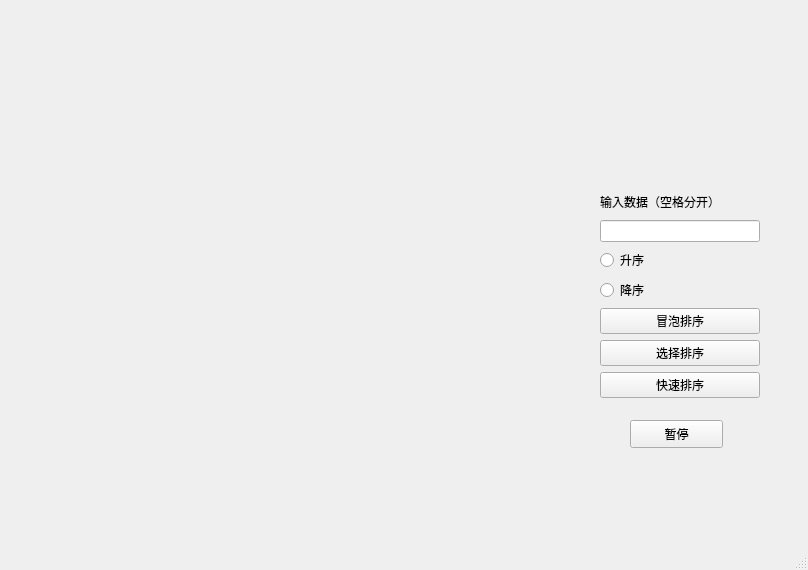
Skylength/visualsortQAQ, file mainwindow.ui: the form before one commit.
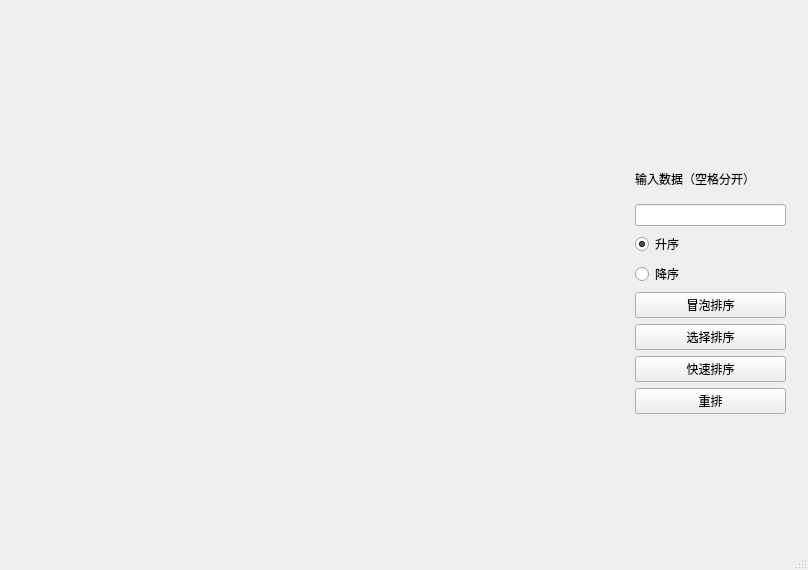
The form after the commit.

Patch:
```diff
--- a/mainwindow.ui
+++ b/mainwindow.ui
@@ -17,17 +17,15 @@
    <widget class="QWidget" name="verticalLayoutWidget_3">
     <property name="geometry">
      <rect>
-      <x>600</x>
-      <y>190</y>
-      <width>160</width>
-      <height>208</height>
+      <x>635</x>
+      <y>160</y>
+      <width>151</width>
+      <height>254</height>
      </rect>
     </property>
     <layout class="QVBoxLayout" name="verticalLayout_5">
      <item>
-      <layout class="QVBoxLayout" name="verticalLayout">
-       <item>
-        <layout class="QVBoxLayout" name="verticalLayout_4">
+      <layout class="QVBoxLayout" name="verticalLayout_2">
          <item>
           <widget class="QLabel" name="label">
            <property name="text">
@@ -36,15 +34,23 @@
           </widget>
          </item>
          <item>
-          <widget class="QLineEdit" name="lineEdit"/>
-         </item>
-         <item>
-          <layout class="QVBoxLayout" name="verticalLayout_2">
+        <widget class="QLineEdit" name="lineEdit">
+         <property name="clearButtonEnabled">
+          <bool>false</bool>
+         </property>
+        </widget>
+       </item>
            <item>
             <widget class="QRadioButton" name="radioButton">
              <property name="text">
               <string>升序</string>
              </property>
+         <property name="checkable">
+          <bool>true</bool>
+         </property>
+         <property name="checked">
+          <bool>true</bool>
+         </property>
             </widget>
            </item>
            <item>
@@ -52,12 +58,15 @@
              <property name="text">
               <string>降序</string>
              </property>
+         <property name="checked">
+          <bool>false</bool>
+         </property>
             </widget>
            </item>
           </layout>
          </item>
-        </layout>
-       </item>
+     <item>
+      <layout class="QVBoxLayout" name="verticalLayout">
        <item>
         <widget class="QPushButton" name="pushButton">
          <property name="text">
@@ -79,22 +88,16 @@
          </property>
         </widget>
        </item>
-      </layout>
-     </item>
-    </layout>
-   </widget>
+       <item>
    <widget class="QPushButton" name="pushButton_4">
-    <property name="geometry">
-     <rect>
-      <x>630</x>
-      <y>420</y>
-      <width>93</width>
-      <height>28</height>
-     </rect>
-    </property>
     <property name="text">
-     <string>暂停</string>
-    </property>
+          <string>重排</string>
+         </property>
+        </widget>
+       </item>
+      </layout>
+     </item>
+    </layout>
    </widget>
   </widget>
   <widget class="QMenuBar" name="menubar">
```
Left out of the diff: 2 changed lines with no effect on the pictures. Lines whose indentation alone changed are shown as unchanged.
